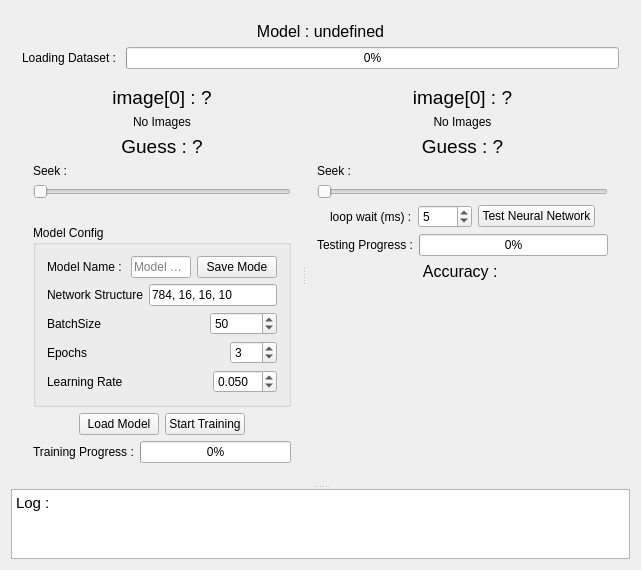
Epsilon-K/MNIST_Digits_Recognition, file mainwindow.ui: the form before one commit.
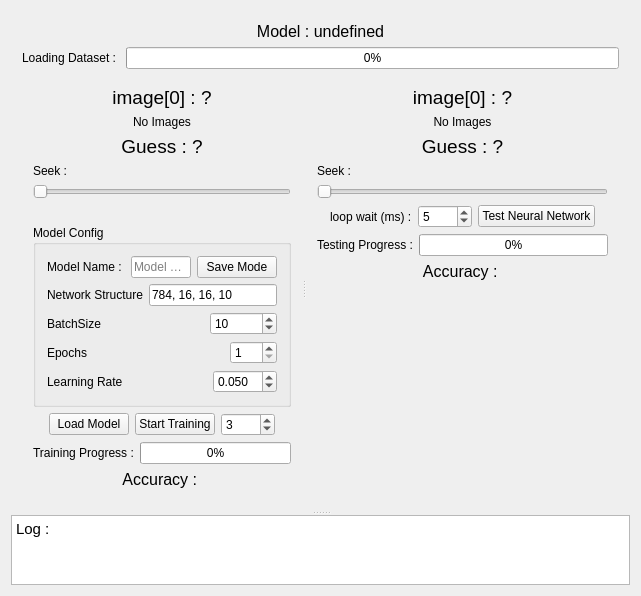
The form after the commit.

Patch:
```diff
--- a/mainwindow.ui
+++ b/mainwindow.ui
@@ -223,7 +223,7 @@
                     <number>999999999</number>
                    </property>
                    <property name="value">
-                    <number>50</number>
+                    <number>10</number>
                    </property>
                   </widget>
                  </item>
@@ -247,7 +247,7 @@
                     <number>100</number>
                    </property>
                    <property name="value">
-                    <number>3</number>
+                    <number>1</number>
                    </property>
                   </widget>
                  </item>
@@ -315,6 +315,19 @@
                 </property>
                </widget>
               </item>
+              <item>
+               <widget class="QSpinBox" name="trainWaitSpinBox">
+                <property name="minimum">
+                 <number>1</number>
+                </property>
+                <property name="maximum">
+                 <number>1000</number>
+                </property>
+                <property name="value">
+                 <number>3</number>
+                </property>
+               </widget>
+              </item>
               <item>
                <spacer name="horizontalSpacer_2">
                 <property name="orientation">
@@ -348,6 +361,21 @@
               </item>
              </layout>
             </item>
+            <item>
+             <widget class="QLabel" name="trainAccLabel">
+              <property name="font">
+               <font>
+                <pointsize>12</pointsize>
+               </font>
+              </property>
+              <property name="text">
+               <string>Accuracy : </string>
+              </property>
+              <property name="alignment">
+               <set>Qt::AlignCenter</set>
+              </property>
+             </widget>
+            </item>
            </layout>
           </widget>
           <widget class="QWidget" name="layoutWidget_2">
```
